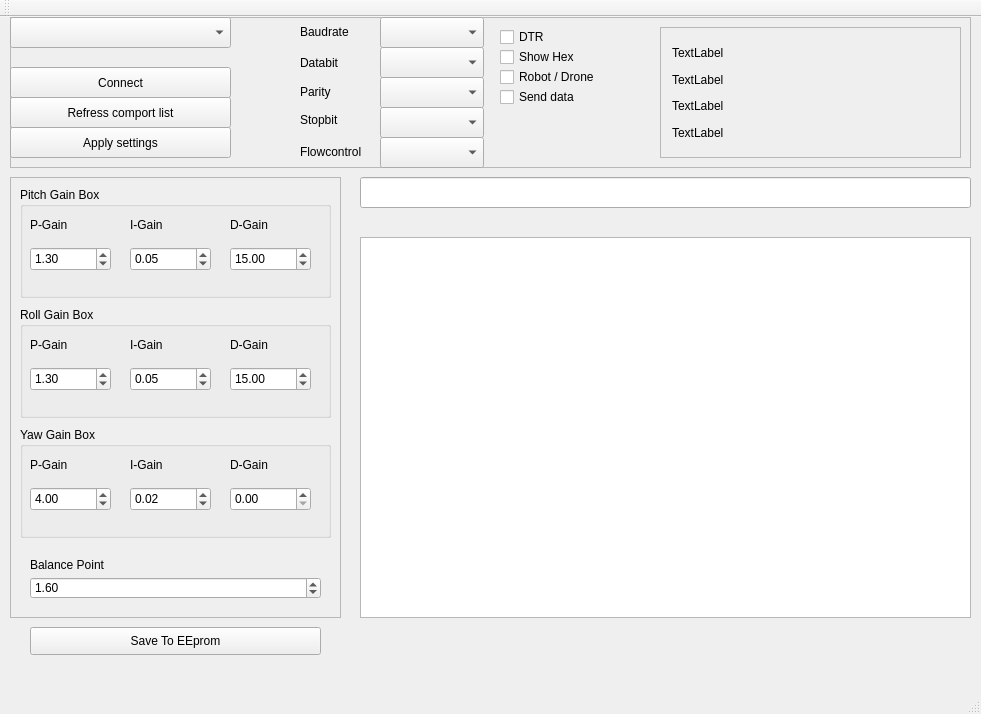
Qt form mainwindow.ui (tipih/Drone_updater) before a commit.
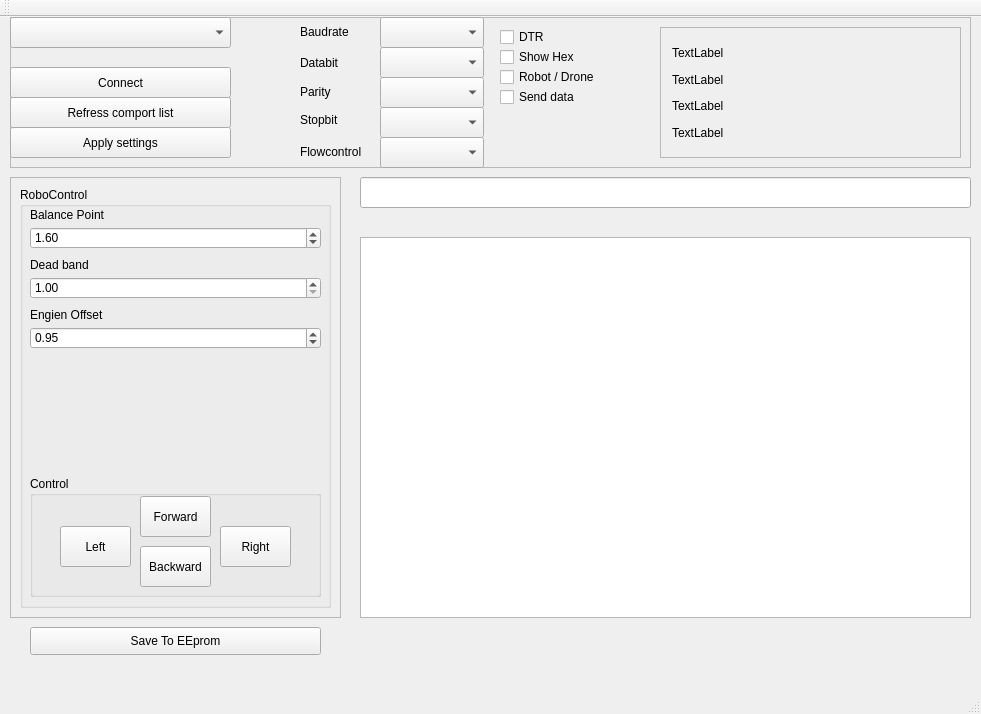
The same form after that commit. Custom widgets are drawn as their Qt base class.

Commit message: Adding user control

What changed in the file:
```diff
--- a/mainwindow.ui
+++ b/mainwindow.ui
@@ -684,40 +684,194 @@
       </property>
      </widget>
     </widget>
-    <widget class="QLabel" name="robot_balance_label">
-     <property name="geometry">
-      <rect>
-       <x>20</x>
-       <y>380</y>
-       <width>91</width>
-       <height>16</height>
-      </rect>
+    <widget class="QGroupBox" name="RoboControl">
+     <property name="enabled">
+      <bool>true</bool>
      </property>
-     <property name="text">
-      <string>Balance Point</string>
-     </property>
-    </widget>
-    <widget class="QDoubleSpinBox" name="balance_spin_box">
      <property name="geometry">
       <rect>
-       <x>20</x>
-       <y>400</y>
-       <width>291</width>
-       <height>22</height>
+       <x>10</x>
+       <y>10</y>
+       <width>311</width>
+       <height>421</height>
       </rect>
      </property>
-     <property name="minimum">
-      <double>-5.000000000000000</double>
+     <property name="autoFillBackground">
+      <bool>true</bool>
      </property>
-     <property name="maximum">
-      <double>5.000000000000000</double>
+     <property name="title">
+      <string>RoboControl</string>
      </property>
-     <property name="singleStep">
-      <double>0.100000000000000</double>
-     </property>
-     <property name="value">
-      <double>1.600000000000000</double>
-     </property>
+     <widget class="QDoubleSpinBox" name="balance_spin_box">
+      <property name="geometry">
+       <rect>
+        <x>10</x>
+        <y>40</y>
+        <width>291</width>
+        <height>22</height>
+       </rect>
+      </property>
+      <property name="minimum">
+       <double>-5.000000000000000</double>
+      </property>
+      <property name="maximum">
+       <double>5.000000000000000</double>
+      </property>
+      <property name="singleStep">
+       <double>0.100000000000000</double>
+      </property>
+      <property name="value">
+       <double>1.600000000000000</double>
+      </property>
+     </widget>
+     <widget class="QLabel" name="robot_balance_label">
+      <property name="geometry">
+       <rect>
+        <x>10</x>
+        <y>20</y>
+        <width>91</width>
+        <height>16</height>
+       </rect>
+      </property>
+      <property name="text">
+       <string>Balance Point</string>
+      </property>
+     </widget>
+     <widget class="QDoubleSpinBox" name="deadband">
+      <property name="geometry">
+       <rect>
+        <x>10</x>
+        <y>90</y>
+        <width>291</width>
+        <height>22</height>
+       </rect>
+      </property>
+      <property name="minimum">
+       <double>1.000000000000000</double>
+      </property>
+      <property name="maximum">
+       <double>20.000000000000000</double>
+      </property>
+     </widget>
+     <widget class="QLabel" name="robot_balance_label_2">
+      <property name="geometry">
+       <rect>
+        <x>10</x>
+        <y>70</y>
+        <width>91</width>
+        <height>16</height>
+       </rect>
+      </property>
+      <property name="text">
+       <string>Dead band</string>
+      </property>
+     </widget>
+     <widget class="QDoubleSpinBox" name="engienoffset">
+      <property name="geometry">
+       <rect>
+        <x>10</x>
+        <y>140</y>
+        <width>291</width>
+        <height>22</height>
+       </rect>
+      </property>
+      <property name="minimum">
+       <double>0.000000000000000</double>
+      </property>
+      <property name="value">
+       <double>0.950000000000000</double>
+      </property>
+     </widget>
+     <widget class="QLabel" name="robot_balance_label_3">
+      <property name="geometry">
+       <rect>
+        <x>10</x>
+        <y>120</y>
+        <width>91</width>
+        <height>16</height>
+       </rect>
+      </property>
+      <property name="text">
+       <string>Engien Offset</string>
+      </property>
+     </widget>
+     <widget class="QGroupBox" name="Control">
+      <property name="geometry">
+       <rect>
+        <x>10</x>
+        <y>289</y>
+        <width>291</width>
+        <height>121</height>
+       </rect>
+      </property>
+      <property name="title">
+       <string>Control</string>
+      </property>
+      <widget class="QPushButton" name="forward">
+       <property name="geometry">
+        <rect>
+         <x>110</x>
+         <y>20</y>
+         <width>71</width>
+         <height>41</height>
+        </rect>
+       </property>
+       <property name="toolTipDuration">
+        <number>-5</number>
+       </property>
+       <property name="text">
+        <string>Forward</string>
+       </property>
+      </widget>
+      <widget class="QPushButton" name="backward">
+       <property name="geometry">
+        <rect>
+         <x>110</x>
+         <y>70</y>
+         <width>71</width>
+         <height>41</height>
+        </rect>
+       </property>
+       <property name="toolTipDuration">
+        <number>-5</number>
+       </property>
+       <property name="text">
+        <string>Backward</string>
+       </property>
+      </widget>
+      <widget class="QPushButton" name="right">
+       <property name="geometry">
+        <rect>
+         <x>190</x>
+         <y>50</y>
+         <width>71</width>
+         <height>41</height>
+        </rect>
+       </property>
+       <property name="toolTipDuration">
+        <number>-5</number>
+       </property>
+       <property name="text">
+        <string>Right</string>
+       </property>
+      </widget>
+      <widget class="QPushButton" name="left">
+       <property name="geometry">
+        <rect>
+         <x>30</x>
+         <y>50</y>
+         <width>71</width>
+         <height>41</height>
+        </rect>
+       </property>
+       <property name="toolTipDuration">
+        <number>-5</number>
+       </property>
+       <property name="text">
+        <string>Left</string>
+       </property>
+      </widget>
+     </widget>
     </widget>
    </widget>
    <widget class="QLineEdit" name="lineEdit">
```
Left out of the diff: 6 changed lines with no effect on the pictures. The commit also changes 4 other files.
